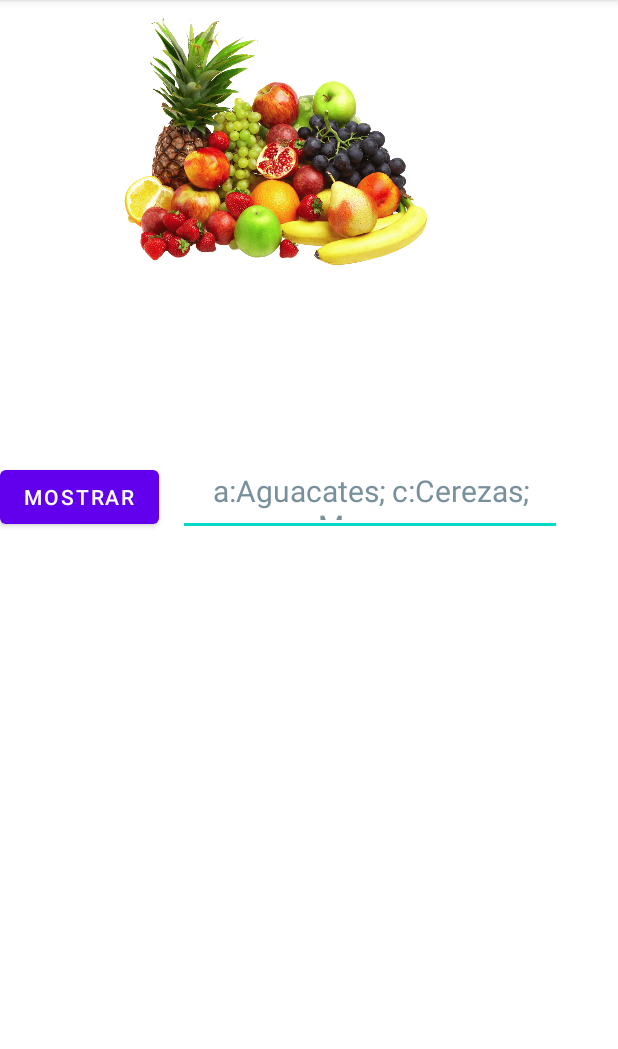
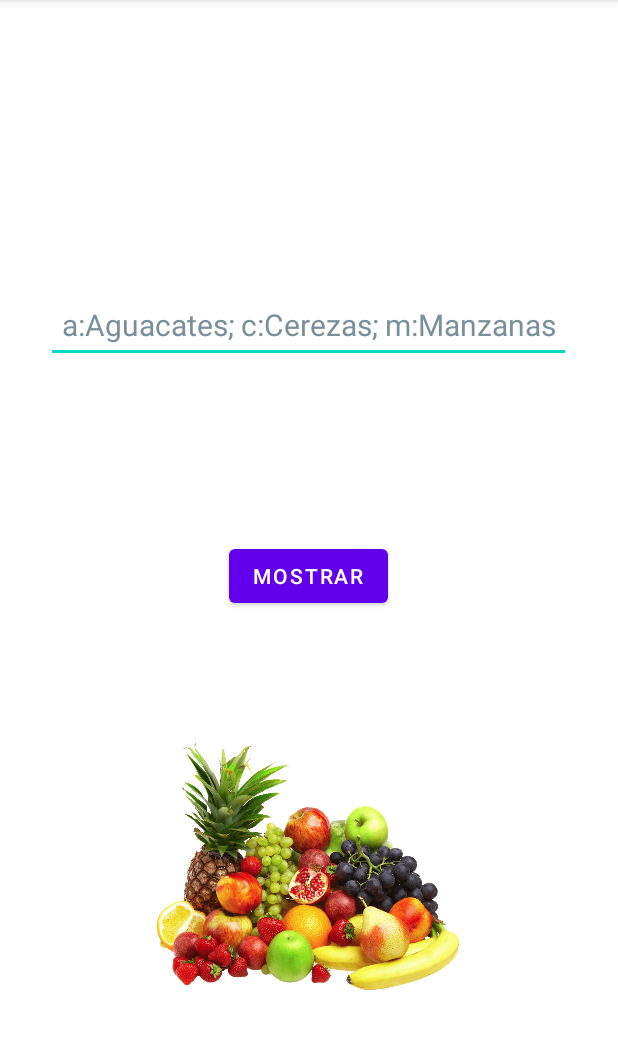
Before and after one commit to Javiiloure/Programacion-Multimedia, an Android app: the screen it shows after launch (MainActivity), on a phone screen of 412 x 824 dp, the part 84-1133 px from its top. Run offline under Robolectric (Android 15) with nearby library versions, the phone set to English and light mode, and no system bars.

Commit message:
casi terminado

```diff
--- a/Frutas/app/src/main/java/com/example/frutas/MainActivity.java
+++ b/Frutas/app/src/main/java/com/example/frutas/MainActivity.java
@@ -8,20 +8,19 @@ import android.widget.EditText;
 import android.widget.ImageView;
 
 public class MainActivity extends AppCompatActivity {
-    Button mostrar = findViewById(R.id.mostrar);
-    ImageView imagen = findViewById(R.id.imagen);
-    EditText opcion = findViewById(R.id.opcion);
-    String input = "";
+    String input;
     @Override
     protected void onCreate(Bundle savedInstanceState) {
         super.onCreate(savedInstanceState);
         setContentView(R.layout.activity_main);
 
 
-
-        input = opcion.getText().toString();
+        Button mostrar = findViewById(R.id.mostrar);
+        ImageView imagen = findViewById(R.id.imagen);
+        EditText opcion = findViewById(R.id.opcion);
 
        mostrar.setOnClickListener(view -> {
+           input = opcion.getText().toString();
            if(input.equals("a")) {
                imagen.setImageResource(R.drawable.aguacate);
            }
--- a/Frutas/app/src/main/res/layout/activity_main.xml
+++ b/Frutas/app/src/main/res/layout/activity_main.xml
@@ -7,31 +7,33 @@
     android:layout_height="match_parent"
     tools:context=".MainActivity">
 
+    <Button
+        android:layout_centerInParent="true"
+        android:id="@+id/mostrar"
+        android:layout_width="wrap_content"
+        android:layout_height="wrap_content"
+        android:layout_marginTop="118dp"
+        android:text="@string/mostrar" />
+
     <ImageView
         android:id="@+id/imagen"
         android:layout_width="369dp"
         android:layout_height="189dp"
+        android:layout_below="@+id/mostrar"
+        android:layout_centerHorizontal="true"
+        android:layout_marginTop="75dp"
         android:contentDescription="@string/Imagen_para_mostrar"
         app:layout_constraintVertical_bias="0.913"
         app:srcCompat="@drawable/frutas" />
 
-    <Button
-        android:id="@+id/mostrar"
-        android:layout_width="wrap_content"
-        android:layout_height="wrap_content"
-        android:layout_below="@+id/imagen"
-        android:layout_marginTop="118dp"
-        android:text="@string/mostrar" />
-
     <EditText
         android:id="@+id/opcion"
-        android:layout_width="256dp"
+        android:layout_width="350dp"
         android:layout_height="50dp"
-        android:layout_below="@+id/imagen"
-        android:layout_alignEnd="@+id/imagen"
-        android:layout_marginTop="118dp"
-        android:layout_marginEnd="-5dp"
-        android:hint="a:Aguacates; c:Cerezas; m:Manzanas"
+        android:layout_above="@id/mostrar"
+        android:layout_centerHorizontal="true"
+        android:inputType="text"
+        android:hint="@string/a_aguacates_c_cerezas_m_manzanas"
         android:textAlignment="center"
         android:textColorHint="#78909C"
         android:textSize="20sp"
@@ -40,6 +42,7 @@
         app:layout_constraintHorizontal_bias="1.0"
         app:layout_constraintStart_toStartOf="parent"
         app:layout_constraintTop_toTopOf="parent"
-        app:layout_constraintVertical_bias="0.627" />
+        app:layout_constraintVertical_bias="0.627"
+        android:importantForAutofill="no" />
 
 </RelativeLayout>
--- a/Frutas/app/src/main/res/values/strings.xml
+++ b/Frutas/app/src/main/res/values/strings.xml
@@ -2,4 +2,5 @@
     <string name="app_name">Frutas</string>
     <string name="Imagen_para_mostrar" />
     <string name="mostrar">Mostrar</string>
+    <string name="a_aguacates_c_cerezas_m_manzanas">a:Aguacates; c:Cerezas; m:Manzanas</string>
 </resources>
```
Lines whose indentation alone changed are shown as unchanged.
